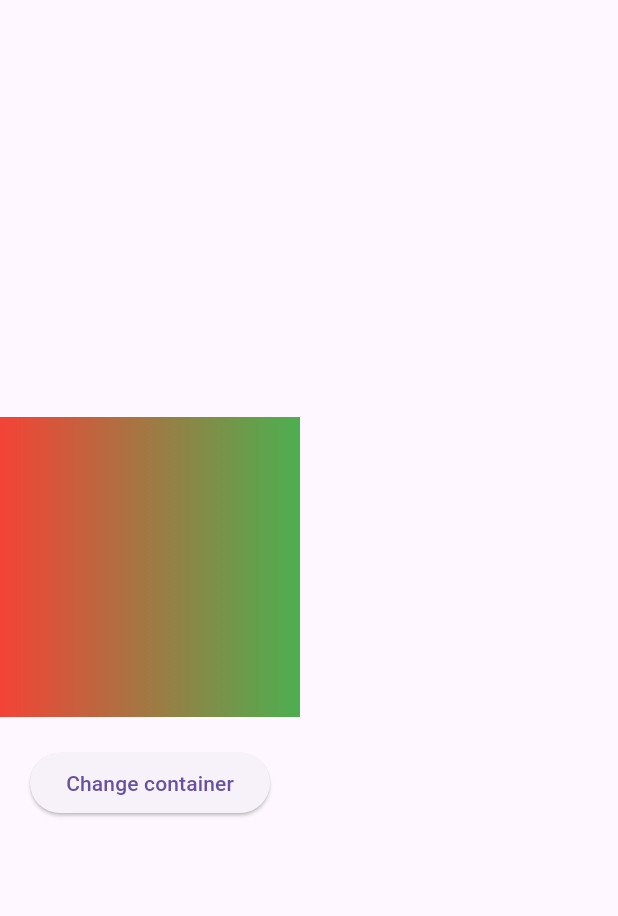
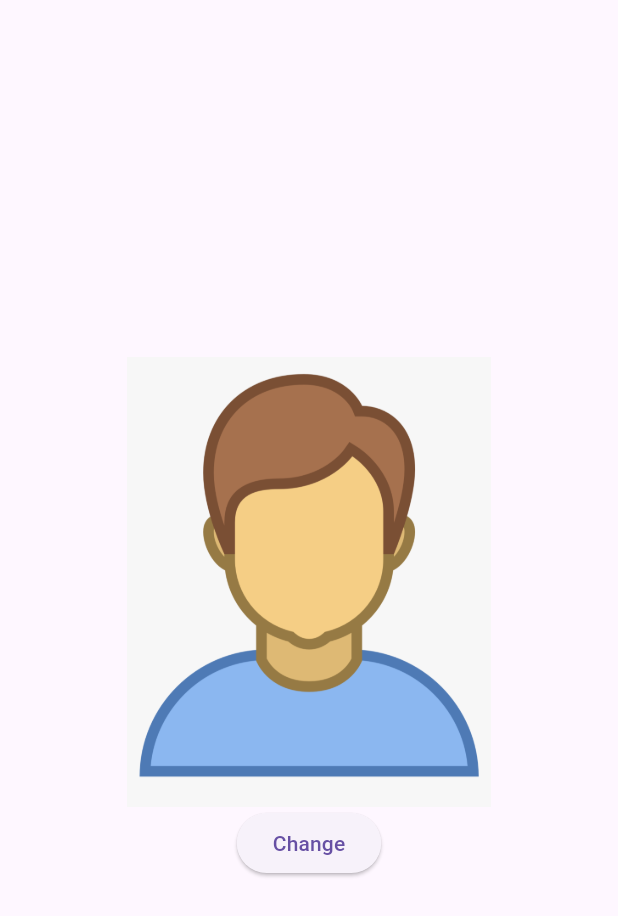
Before and after one commit to justinwilson123/Every-flutter-widget, a Flutter app: the screen it shows after launch, on a phone screen of 412 x 824 dp. Shown: the top 916 px of the screen. Run offline on Flutter 3.47's test engine with Material 3 defaults, Android fonts, the light colour scheme and no system bars.

Commit message:
add AnimatedCrossFade widget

```diff
--- a/lib/main.dart
+++ b/lib/main.dart
@@ -31,6 +31,7 @@
 import 'widget/alert_dialog_widget.dart';
 import 'widget/animated_align_widget.dart';
 import 'widget/animated_container_widget.dart';
+import 'widget/animated_cross_fade_widget.dart' show AnimatedCrossFadeWidget;
 import 'widget/orientation_builder_widget.dart';
 import 'widget/over_flow_box_widget.dart';
 import 'widget/overflow_bar_widget.dart';
@@ -49,7 +50,7 @@
   Widget build(BuildContext context) {
     return MaterialApp(
       debugShowCheckedModeBanner: false,
-      home: AnimatedContainerWidget(),
+      home: AnimatedCrossFadeWidget(),
     );
   }
 }
--- /dev/null
+++ b/lib/widget/animated_cross_fade_widget.dart
@@ -0,0 +1,47 @@
+import 'package:flutter/material.dart';
+
+class AnimatedCrossFadeWidget extends StatefulWidget {
+  const AnimatedCrossFadeWidget({super.key});
+
+  @override
+  State<AnimatedCrossFadeWidget> createState() =>
+      _AnimatedCrossFadeWidgetState();
+}
+
+class _AnimatedCrossFadeWidgetState extends State<AnimatedCrossFadeWidget> {
+  bool isSelected = true;
+  @override
+  Widget build(BuildContext context) {
+    return Scaffold(
+      body: Column(
+        mainAxisAlignment: MainAxisAlignment.center,
+        children: [
+          AnimatedCrossFade(
+            firstChild: Image.asset(
+              "images/personimage.png",
+              height: 300,
+              width: double.infinity,
+            ),
+            secondChild: Image.asset(
+              "images/mobiles23ultra.jpg",
+              height: 300,
+              width: double.infinity,
+            ),
+            crossFadeState: isSelected
+                ? CrossFadeState.showFirst
+                : CrossFadeState.showSecond,
+            duration: Duration(seconds: 1),
+          ),
+          ElevatedButton(
+            onPressed: () {
+              setState(() {
+                isSelected = !isSelected;
+              });
+            },
+            child: Text("Change"),
+          ),
+        ],
+      ),
+    );
+  }
+}
```
